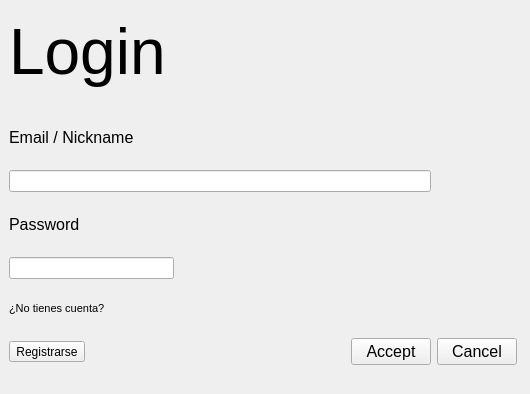
Old version of the form Trabajo/login.ui in the repository KaiacUPV/PROYECTO-IHM.
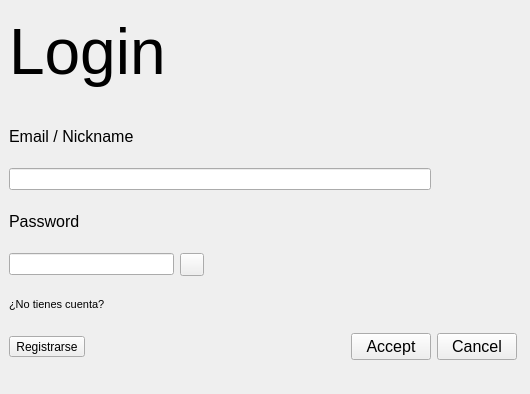
New version of the form.

The edit to the form file:
```diff
--- a/Trabajo/login.ui
+++ b/Trabajo/login.ui
@@ -139,7 +139,7 @@
     <item row="3" column="0">
      <widget class="QLineEdit" name="lineEdit_2">
       <property name="echoMode">
-       <enum>QLineEdit::EchoMode::PasswordEchoOnEdit</enum>
+       <enum>QLineEdit::EchoMode::Password</enum>
       </property>
      </widget>
     </item>
@@ -161,6 +161,13 @@
       </property>
      </widget>
     </item>
+    <item row="3" column="1">
+     <widget class="QToolButton" name="btnShowPassword">
+      <property name="text">
+       <string/>
+      </property>
+     </widget>
+    </item>
    </layout>
   </widget>
  </widget>
```
